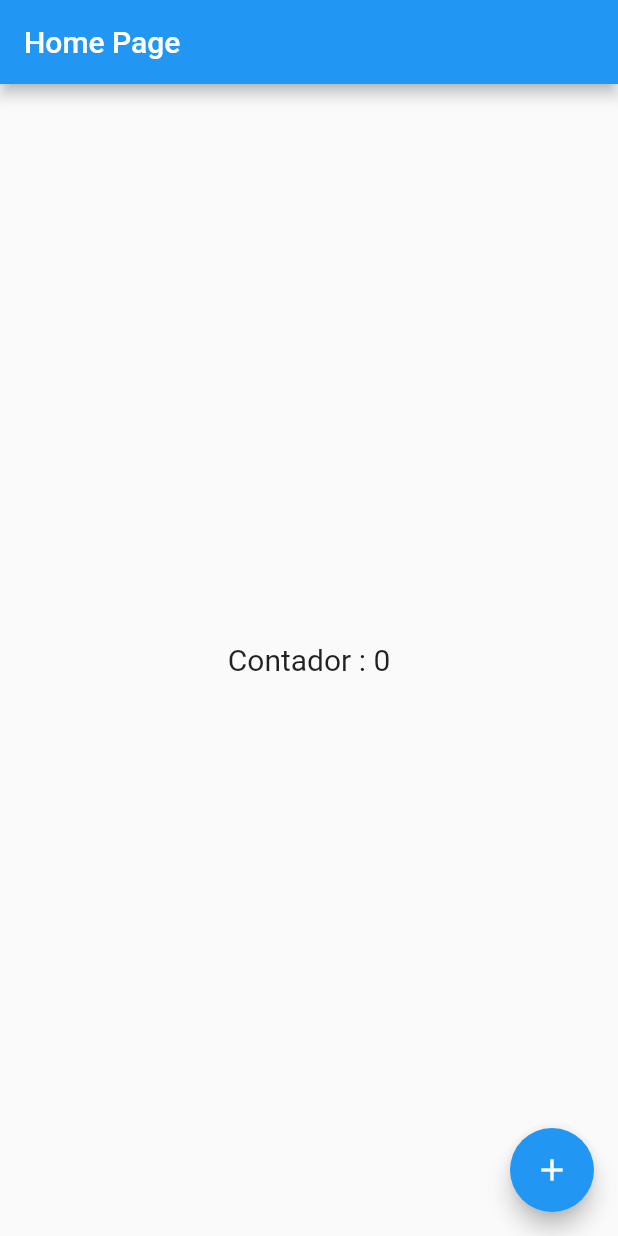
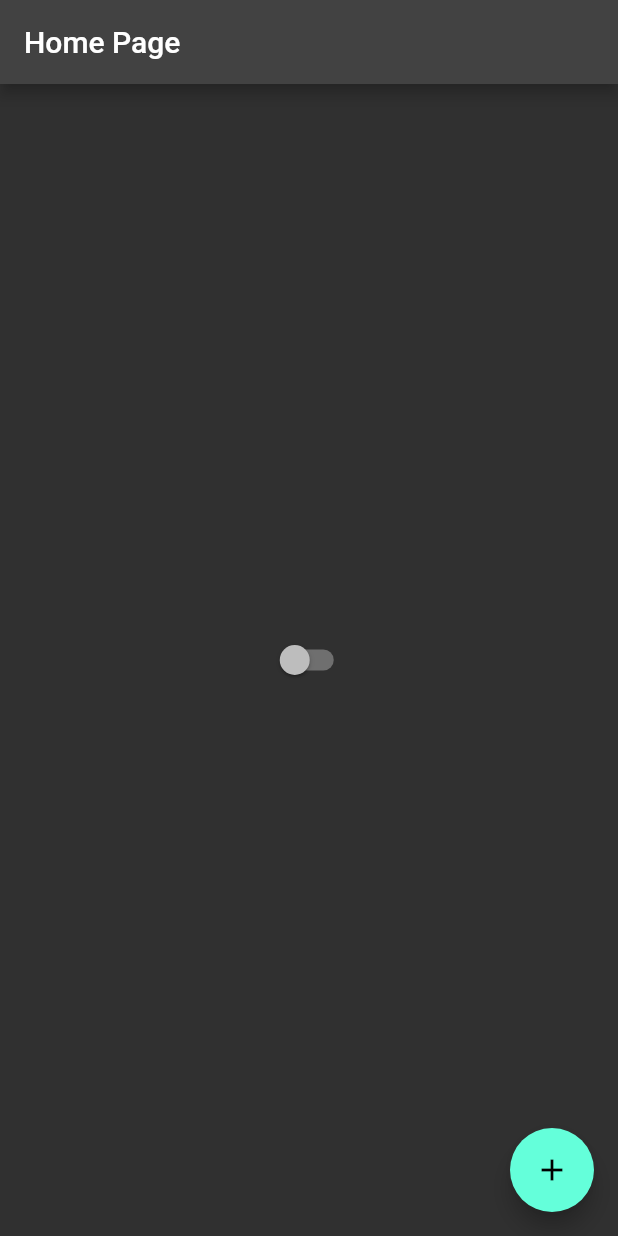
Before and after one commit to GabrielTrigueiro/flutter_basics, a Flutter app: the screen it shows after launch, on a phone screen of 412 x 824 dp. Run offline on Flutter 3.47's test engine with Material 2 defaults, Android fonts, the phone set to English and light mode, and no system bars.

Commit message:
manipulação de states fora da classe através de métodos e regras de negócio

```diff
--- /dev/null
+++ b/lib/app_theme_controler.dart
@@ -0,0 +1,16 @@
+import 'package:flutter/material.dart';
+
+class appThemeControler extends ChangeNotifier{
+
+  //cria uma instancia statica dessa classe ao ser chamada
+  static appThemeControler instance = appThemeControler();
+
+
+  bool themeSwitch = false;
+
+  //altera o estado da var dessa classe
+  changeTheme(){
+    themeSwitch = !themeSwitch;
+    notifyListeners(); //escultar as notificações
+  }
+}
--- a/lib/app_widget.dart
+++ b/lib/app_widget.dart
@@ -1,4 +1,5 @@
 import 'package:flutter/material.dart';
+import 'package:material_app/app_theme_controler.dart';
 
 import 'home_page.dart';
 
@@ -6,9 +7,19 @@ class AppWidget extends StatelessWidget {
 
   @override
   Widget build(BuildContext context) {
-    return MaterialApp(
-      theme: ThemeData.light(),
-      home: HomePage()
+
+    return AnimatedBuilder(                     //construtor que está escutando a instancia appThemeControler
+        animation: appThemeControler.instance,  //chamando uma instancia desse controlador
+        builder: (context, child) {
+          return MaterialApp(
+            theme: ThemeData(
+              primarySwatch: Colors.red,
+              brightness: appThemeControler.instance.themeSwitch ? Brightness.light : Brightness.dark //regra do tema
+            ),
+            home: HomePage(),
+          );
+      },
     );
+
   }
 }
--- a/lib/home_page.dart
+++ b/lib/home_page.dart
@@ -1,4 +1,5 @@
 import 'package:flutter/material.dart';
+import 'package:material_app/app_theme_controler.dart';
 
 class HomePage extends StatefulWidget {
 
@@ -20,16 +21,12 @@ class HomePageState extends State<HomePage>{
           title: Text('Home Page'),
         ),
         body: Center(
-          child: GestureDetector(
-            child: Text(
-              'Contador : $counter',
-              style: TextStyle(fontSize: 20.00),
-            ),
-            onTap: () {
-              setState(() {
-                counter++;
-              });
-            }),
+          child: Switch(
+            value: appThemeControler.instance.themeSwitch,       //usando a const controladora criada
+            onChanged: (value){
+              appThemeControler.instance.changeTheme();          //usando a função de manipulação criada
+            },
+          ),
         ),
         floatingActionButton:
           FloatingActionButton(
```
